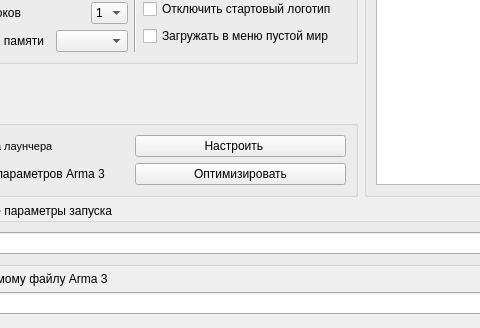
Before: the Qt Designer form src/launcher/gameSettings/ui/GameSettings.ui in Fyzu/armstalker_launcher, drawn with Qt 5; both pictures show x 108 to 588 and y 336 to 664 of the 686 by 664 pixel window.
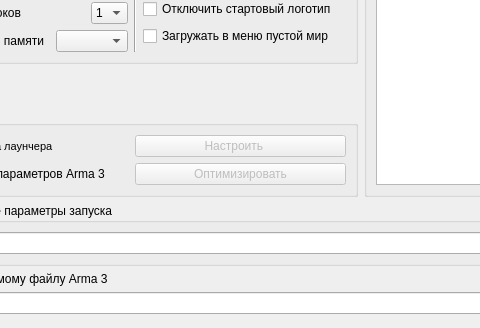
After: the same form once the commit is applied. Icons and pictures are not drawn.

The edit to the form file:
```diff
--- a/src/launcher/gameSettings/ui/GameSettings.ui
+++ b/src/launcher/gameSettings/ui/GameSettings.ui
@@ -6,7 +6,7 @@
    <rect>
     <x>0</x>
     <y>0</y>
-    <width>649</width>
+    <width>659</width>
     <height>664</height>
    </rect>
   </property>
@@ -636,6 +636,9 @@
            <layout class="QVBoxLayout" name="verticalLayout_12">
             <item>
              <widget class="QPushButton" name="launcherSettings">
+              <property name="enabled">
+               <bool>false</bool>
+              </property>
               <property name="toolTip">
                <string>Настройки лаунчера</string>
               </property>
@@ -650,6 +653,9 @@
             </item>
             <item>
              <widget class="QPushButton" name="optimize">
+              <property name="enabled">
+               <bool>false</bool>
+              </property>
               <property name="toolTip">
                <string>Оптимизация параметров игры</string>
               </property>
```
Left out of the diff: 4 changed lines with no effect on the pictures.
